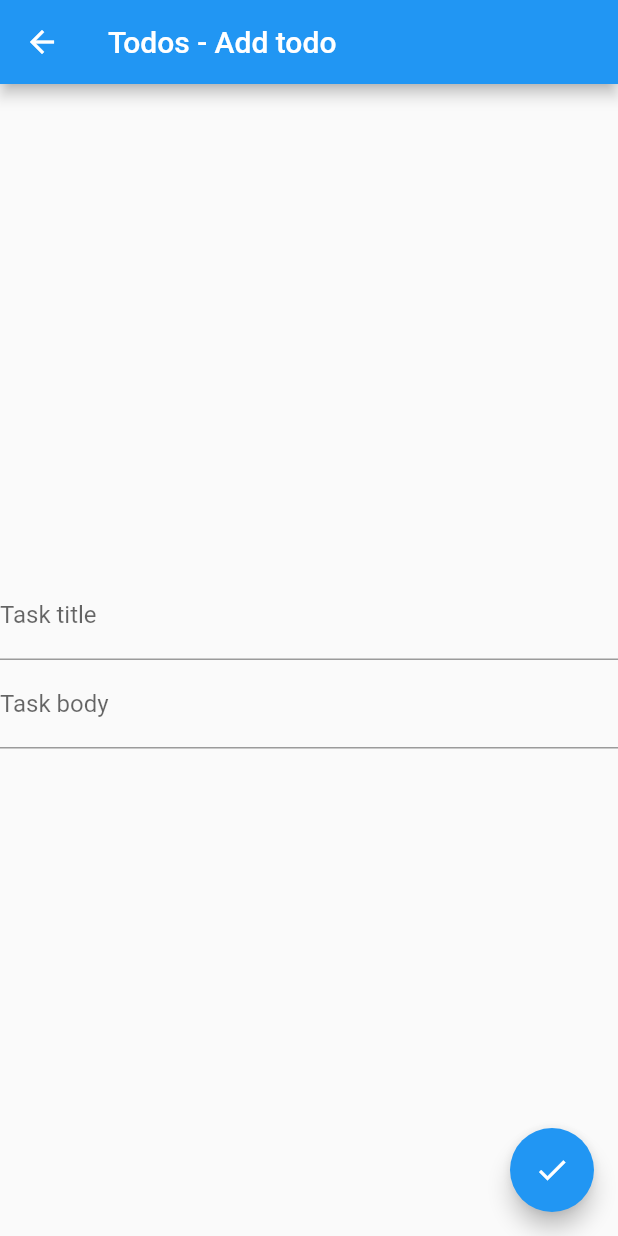
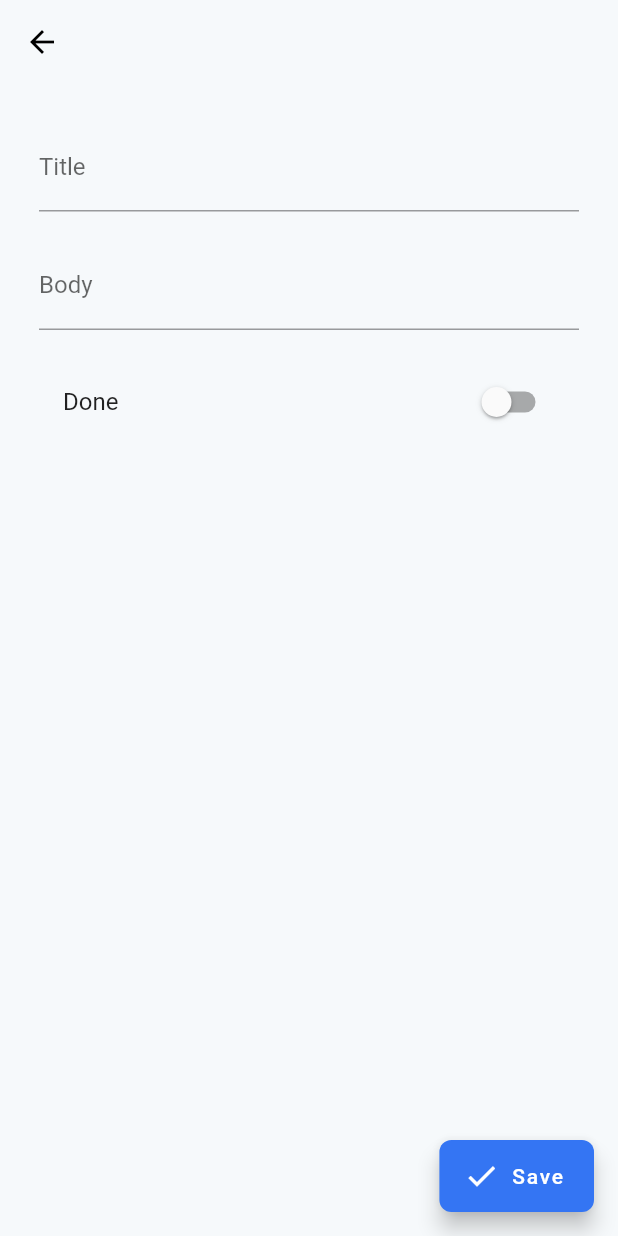
Before and after one commit to musps/flutter_bloc_todos, a Flutter app: the screen it shows after launch, after a tap on the "add" icon, on a phone screen of 412 x 824 dp. Run offline on Flutter 3.47's test engine with Material 2 defaults, Android fonts, the phone set to English and light mode, and no system bars; our stand-ins replace bloc, flutter_bloc.

Commit message:
Ajout des captures d'écrann

```diff
--- a/lib/blocs/todos/simple_bloc_observer.dart
+++ b/lib/blocs/todos/simple_bloc_observer.dart
@@ -1,6 +1,12 @@
 import 'package:bloc/bloc.dart';
 
 class SimpleBlocObserver extends BlocObserver {
+  @override
+  void onEvent(Bloc bloc, Object event) {
+    print(event);
+    super.onEvent(bloc, event);
+  }
+
   @override
   void onTransition(Bloc bloc, Transition transition) {
     print(transition);
--- a/lib/blocs/todos/todos_bloc.dart
+++ b/lib/blocs/todos/todos_bloc.dart
@@ -3,6 +3,7 @@ import 'package:bloc/bloc.dart';
 import 'package:uuid/uuid.dart';
 import 'package:flutter_bloc_demo/blocs/todos/todos.dart';
 import 'package:flutter_bloc_demo/models/todo_model.dart';
+import 'package:flutter_bloc_demo/mock_data.dart';
 
 class TodosBloc extends Bloc<TodosEvent, TodosState> {
   TodosBloc() : super(TodosInitial());
@@ -17,15 +18,15 @@ class TodosBloc extends Bloc<TodosEvent, TodosState> {
       yield* _mapTodoAddedToState(event);
     } else if (event is TodoDelete) {
       yield* _mapTodoDeletedToState(event);
+    } else if (event is TodoUpdate) {
+      yield* _mapTodoUpdateToState(event);
+    } else if (event is TodoToggleState) {
+      yield* _mapTodoToggleStateToState(event);
     }
   }
 
   Stream<TodosState> _mapTodosLoadedToState() async* {
-    var uuid = Uuid();
-    yield TodosSuccess(items: [
-      new Todo(id: uuid.v4(), title: 'default 1', body: 'default 1'),
-      new Todo(id: uuid.v4(), title: 'default 2', body: 'default 2'),
-    ]);
+    yield TodosSuccess(items: []);
   }
 
   Stream<TodosState> _mapTodoAddedToState(TodoAdd event) async* {
@@ -47,4 +48,29 @@ class TodosBloc extends Bloc<TodosEvent, TodosState> {
 
     yield TodosSuccess(items: updatedTodos);
   }
+
+  Stream<TodosState> _mapTodoUpdateToState(TodoUpdate event) async* {
+    if (state is TodosSuccess) {
+      final List<Todo> updatedTodos = (state as TodosSuccess).props.map((todo) {
+        if (todo.id == event.todo.id) {
+          return event.todo;
+        }
+        return todo;
+      }).toList();
+
+      yield TodosSuccess(items: updatedTodos);
+    }
+  }
+
+  Stream<TodosState> _mapTodoToggleStateToState(TodoToggleState event) async* {
+    if (state is TodosSuccess) {
+      final List<Todo> updatedTodos = (state as TodosSuccess).props.map((todo) {
+        if (todo.id == event.todo.id) {
+          todo.state = event.todo.state;
+        }
+        return todo;
+      }).toList();
+      yield TodosSuccess(items: updatedTodos);
+    }
+  }
 }
--- a/lib/blocs/todos/todos_event.dart
+++ b/lib/blocs/todos/todos_event.dart
@@ -1,7 +1,6 @@
-import 'package:equatable/equatable.dart';
 import 'package:flutter_bloc_demo/models/todo_model.dart';
 
-abstract class TodosEvent extends Equatable {
+abstract class TodosEvent {
   @override
   List<Object> get props => [];
 }
@@ -13,6 +12,22 @@ class TodoDelete extends TodosEvent {
   TodoDelete(this.uuid);
 }
 
+class TodoToggleState extends TodosEvent {
+  final Todo todo;
+  TodoToggleState(this.todo);
+
+  @override
+  List<Object> get props => [todo];
+}
+
+class TodoUpdate extends TodosEvent {
+  final Todo todo;
+  TodoUpdate(this.todo);
+
+  @override
+  List<Object> get props => [todo];
+}
+
 class TodoAdd extends TodosEvent {
   final Todo todo;
 
@@ -20,7 +35,4 @@ class TodoAdd extends TodosEvent {
 
   @override
   List<Object> get props => [todo];
-
-  @override
-  String toString() => 'TodoAdded { todo: $todo }';
 }
--- a/lib/blocs/todos/todos_state.dart
+++ b/lib/blocs/todos/todos_state.dart
@@ -1,7 +1,6 @@
-import 'package:equatable/equatable.dart';
 import 'package:flutter_bloc_demo/models/todo_model.dart';
 
-abstract class TodosState extends Equatable {
+abstract class TodosState {
   const TodosState();
 
   @override
@@ -15,15 +14,7 @@ class TodosFailure extends TodosState {}
 class TodosSuccess extends TodosState {
   final List<Todo> items;
 
-  const TodosSuccess({this.items});
-
-  TodosSuccess copyWith({
-    List<Todo> items,
-  }) {
-    return TodosSuccess(
-      items: items ?? this.items,
-    );
-  }
+  const TodosSuccess({this.items = const []});
 
   @override
   List<Todo> get props => items;
--- a/lib/main.dart
+++ b/lib/main.dart
@@ -23,11 +23,9 @@ class FlutterBlocDemo extends StatelessWidget {
             ),
             initialRoute: '/',
             routes: {
-              '/': (context) => HomeScreen(title: 'Todos - Home'),
-              '/todo/add': (context) =>
-                  AddEditScreen(title: 'Todos - Add todo'),
-              '/todo/update/:uuid': (context) =>
-                  AddEditScreen(title: 'Todos - Update todo'),
+              '/': (context) => HomeScreen(),
+              '/todo/add': (context) => AddEditScreen(),
+              '/todo/update': (context) => AddEditScreen(),
             }));
   }
 }
--- a/lib/models/todo_model.dart
+++ b/lib/models/todo_model.dart
@@ -1,16 +1,17 @@
-import 'package:equatable/equatable.dart';
-
-class Todo extends Equatable {
+class Todo {
   String _id;
   String _title;
   String _body;
+  bool _state = false;
 
-  Todo({String id, String title, String body}) {
+  Todo({String id, String title, String body, bool state}) {
     _id = id ?? null;
     _title = title ?? '';
     _body = body ?? '';
+    _state = state ?? _state;
   }
-  Todo.prepare(this._id, this._title, this._body);
+
+  Todo.prepare(this._id, this._title, this._body, this._state);
 
   String get body => _body;
 
@@ -30,6 +31,12 @@ class Todo extends Equatable {
     _id = value;
   }
 
+  bool get state => _state;
+
+  set state(bool value) {
+    _state = value;
+  }
+
   @override
   List<Object> get props => [id, title, body];
 
--- a/lib/screens/add_edit_screen.dart
+++ b/lib/screens/add_edit_screen.dart
@@ -2,61 +2,112 @@ import 'package:flutter/material.dart';
 import 'package:flutter_bloc/flutter_bloc.dart';
 import 'package:flutter_bloc_demo/blocs/todos/todos.dart';
 import 'package:flutter_bloc_demo/models/todo_model.dart';
+import 'package:flutter_bloc_demo/theme.dart';
 
 class AddEditScreen extends StatefulWidget {
-  AddEditScreen({Key key, this.title}) : super(key: key);
-  final String title;
+  AddEditScreen({Key key}) : super(key: key);
+  final String title = '';
 
   @override
   _AddEditScreenState createState() => _AddEditScreenState();
 }
 
+String validateEmpty(String value) {
+  if (value.isEmpty) {
+    return "Value can't be blank";
+  }
+  return null;
+}
+
 class _AddEditScreenState extends State<AddEditScreen> {
-  TodosBloc _todosBloc;
-  Map _arguments;
-  final _title = TextEditingController();
-  final _body = TextEditingController();
+  final _formKey = GlobalKey<FormState>();
+  Todo _todo = new Todo();
 
   @override
   void initState() {
     super.initState();
-    _todosBloc = BlocProvider.of<TodosBloc>(context);
-    _arguments = ModalRoute.of(context).settings.arguments as Map;
-
-    print(_arguments);
   }
 
   void _onSave() {
-    _todosBloc.add(TodoAdd(new Todo(title: _title.text, body: _body.text)));
+    if (!_formKey.currentState.validate()) {
+      return null;
+    }
+
+    final TodosBloc _todosBloc = BlocProvider.of<TodosBloc>(context);
+
+    if (_todo.id != null) {
+      _todosBloc.add(TodoUpdate(_todo));
+    } else {
+      _todosBloc.add(TodoAdd(_todo));
+    }
+
+    Navigator.of(context).pop();
   }
 
   @override
   Widget build(BuildContext context) {
+    final Todo todo = ModalRoute.of(context).settings.arguments;
+    if (todo is Todo) {
+      _todo = todo;
+    }
+
     return Scaffold(
       appBar: AppBar(
-        title: Text(widget.title),
+        brightness: Brightness.light,
+        leading: IconButton(
+          icon: Icon(Icons.arrow_back, color: Colors.black),
+          onPressed: () => Navigator.of(context).pop(),
         ),
-      body: Center(
+        backgroundColor: CustomThemeData.grey,
+        elevation: 0.0,
+      ),
+      backgroundColor: CustomThemeData.grey,
+      body: Container(
+        child: Column(children: <Widget>[
+          Expanded(
+              flex: 3,
+              child: Padding(
+                  padding: const EdgeInsets.all(26.0),
+                  child: Form(
+                      key: _formKey,
                       child: Column(
-          mainAxisAlignment: MainAxisAlignment.center,
-          children: <Widget>[
+                        children: [
                           TextFormField(
-              controller: _title,
-              initialValue: null,
-              decoration: InputDecoration(labelText: 'Task title'),
+                            initialValue: _todo.title,
+                            onChanged: (text) =>
+                                setState(() => _todo.title = text),
+                            validator: validateEmpty,
+                            decoration: InputDecoration(labelText: 'Title'),
                           ),
+                          SizedBox(height: 20),
                           TextFormField(
-              controller: _body,
-              initialValue: null,
-              decoration: InputDecoration(labelText: 'Task body'),
+                            initialValue: _todo.body,
+                            onChanged: (text) =>
+                                setState(() => _todo.body = text),
+                            validator: validateEmpty,
+                            decoration: InputDecoration(labelText: 'Body'),
+                            keyboardType: TextInputType.multiline,
+                            maxLines: null,
                           ),
+                          SizedBox(height: 20),
+                          SwitchListTile(
+                            onChanged: (state) =>
+                                setState(() => _todo.state = state),
+                            title: Text('Done'),
+                            activeColor: Colors.green,
+                            value: _todo.state,
+                          )
                         ],
+                      ))))
+        ]),
       ),
-      ),
-      floatingActionButton: FloatingActionButton(
+      floatingActionButton: FloatingActionButton.extended(
+        backgroundColor: CustomThemeData.blue,
+        shape: RoundedRectangleBorder(
+            borderRadius: BorderRadius.all(Radius.circular(8.0))),
         onPressed: _onSave,
-        tooltip: 'Save todo',
-        child: Icon(Icons.done),
+        label: Text('Save'),
+        icon: Icon(Icons.done),
       ),
     );
   }
--- a/lib/screens/home_screen.dart
+++ b/lib/screens/home_screen.dart
@@ -3,31 +3,50 @@ import 'package:flutter_bloc/flutter_bloc.dart';
 import 'package:flutter_bloc_demo/blocs/todos/todos.dart';
 import 'package:flutter_bloc_demo/models/todo_model.dart';
 import 'package:flutter_bloc_demo/widgets/todo_widget.dart';
+import 'package:flutter_bloc_demo/theme.dart';
 
 class HomeScreen extends StatefulWidget {
-  HomeScreen({Key key, this.title}) : super(key: key);
-  final String title;
+  HomeScreen({Key key}) : super(key: key);
+  final String title = 'Today';
 
   @override
   _HomeScreenState createState() => _HomeScreenState();
 }
 
 class _HomeScreenState extends State<HomeScreen> {
+  Center _messageInfo(String text) {
+    return Center(
+        child: Text(text, style: TextStyle(color: Colors.black, fontSize: 22)));
+  }
+
   @override
   Widget build(BuildContext context) {
     return Scaffold(
+      backgroundColor: CustomThemeData.grey,
       appBar: AppBar(
-        title: Text(widget.title),
+        brightness: Brightness.light,
+        centerTitle: false,
+        title: Text(widget.title,
+            style: TextStyle(
+                fontWeight: FontWeight.bold,
+                color: Colors.black,
+                fontSize: 30)),
+        backgroundColor: CustomThemeData.grey,
+        elevation: 0.0,
       ),
       body: BlocBuilder<TodosBloc, TodosState>(builder: (context, state) {
         if (state is TodosInitial) {
-          return Text('loading');
+          return _messageInfo('loading');
         }
         if (state is TodosFailure) {
-          return Text('error while loading');
+          return _messageInfo('error while loading');
         }
 
         final List<Todo> todos = state.props;
+
+        if (todos.length == 0) {
+          return _messageInfo('No data available');
+        }
 
         return ListView.builder(
           itemCount: todos.length,
@@ -38,11 +57,10 @@ class _HomeScreenState extends State<HomeScreen> {
         );
       }),
       floatingActionButton: FloatingActionButton(
-        onPressed: () {
-          Navigator.pushNamed(context, '/todo/add');
-          print('add new task');
-        },
-        tooltip: 'Add new task',
+        backgroundColor: CustomThemeData.blue,
+        shape: RoundedRectangleBorder(
+            borderRadius: BorderRadius.all(Radius.circular(8.0))),
+        onPressed: () => Navigator.pushNamed(context, '/todo/add'),
         child: Icon(Icons.add),
       ),
     );
--- /dev/null
+++ b/lib/theme.dart
@@ -0,0 +1,7 @@
+import 'package:flutter/material.dart';
+
+class CustomThemeData {
+  static Color grey = Color(0xffF6F9FB);
+  static Color blue = Color(0xff3475F3);
+  static Color dark = Colors.black;
+}
--- a/lib/widgets/todo_widget.dart
+++ b/lib/widgets/todo_widget.dart
@@ -10,22 +10,46 @@ class TodoWidget extends StatelessWidget {
 
   @override
   Widget build(BuildContext context) {
-    return InkWell(
-        onTap: () {
-          Navigator.of(context).pushNamed('/todo/add', arguments: {
-            'uuid': todo.id,
-          });
-        },
-        child: ListTile(
-          trailing: InkWell(
-            child: Icon(Icons.delete),
-            onTap: () =>
-                BlocProvider.of<TodosBloc>(context).add(TodoDelete(todo.id)),
+    var _onClickToggleState = () {
+      todo.state = !todo.state;
+      BlocProvider.of<TodosBloc>(context).add(TodoToggleState(todo));
+    };
+    var _onClickUpdate =
+        () => Navigator.of(context).pushNamed('/todo/add', arguments: todo);
+    var _onDismissedToDelete =
+        (dir) => BlocProvider.of<TodosBloc>(context).add(TodoDelete(todo.id));
+
+    return Dismissible(
+        key: Key(todo.id),
+        onDismissed: _onDismissedToDelete,
+        direction: DismissDirection.endToStart,
+        background: Container(
+          color: Colors.red.withOpacity(0.9),
+          padding: EdgeInsets.symmetric(horizontal: 20),
+          alignment: AlignmentDirectional.centerEnd,
+          child: Icon(
+            Icons.delete,
+            color: Colors.white,
           ),
-          title: Text(todo.title),
-          isThreeLine: true,
-          subtitle: Text(todo.id),
-          dense: true,
-        ));
+        ),
+        child: Card(
+            margin: EdgeInsets.only(top: 10, right: 20, bottom: 10, left: 20),
+            child: Column(children: <Widget>[
+              ListTile(
+                onTap: _onClickUpdate,
+                title: Text(todo.title,
+                    style: TextStyle(color: Colors.black, fontSize: 18)),
+                isThreeLine: false,
+                subtitle: Text(todo.body),
+              ),
+              ButtonBar(
+                children: <Widget>[
+                  FlatButton(
+                    onPressed: _onClickToggleState,
+                    child: todo.state ? Text('Done') : Text('In progress'),
+                  ),
+                ],
+              ),
+            ])));
   }
 }
```
Also changed, not shown: lib/mock_data.dart (added, +27 -0 lines), docs/images/edit.png (added), docs/images/home-empty.png (added), docs/images/home-with-items.png (added), 1 other file. Lines whose indentation alone changed are shown as unchanged.
